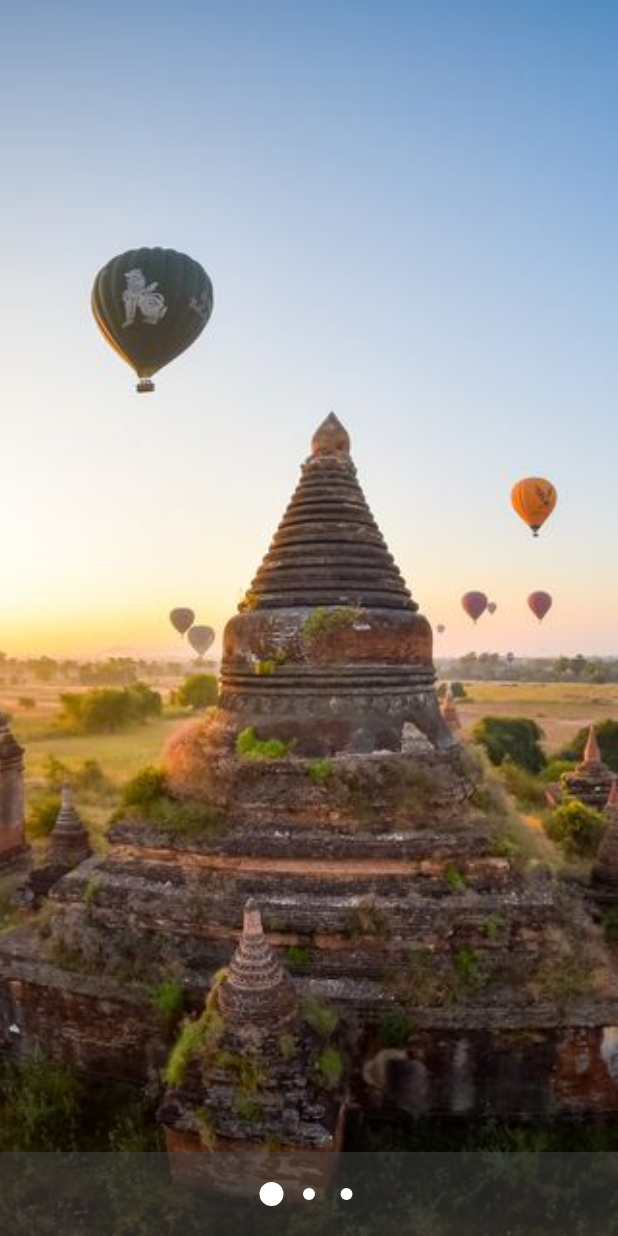
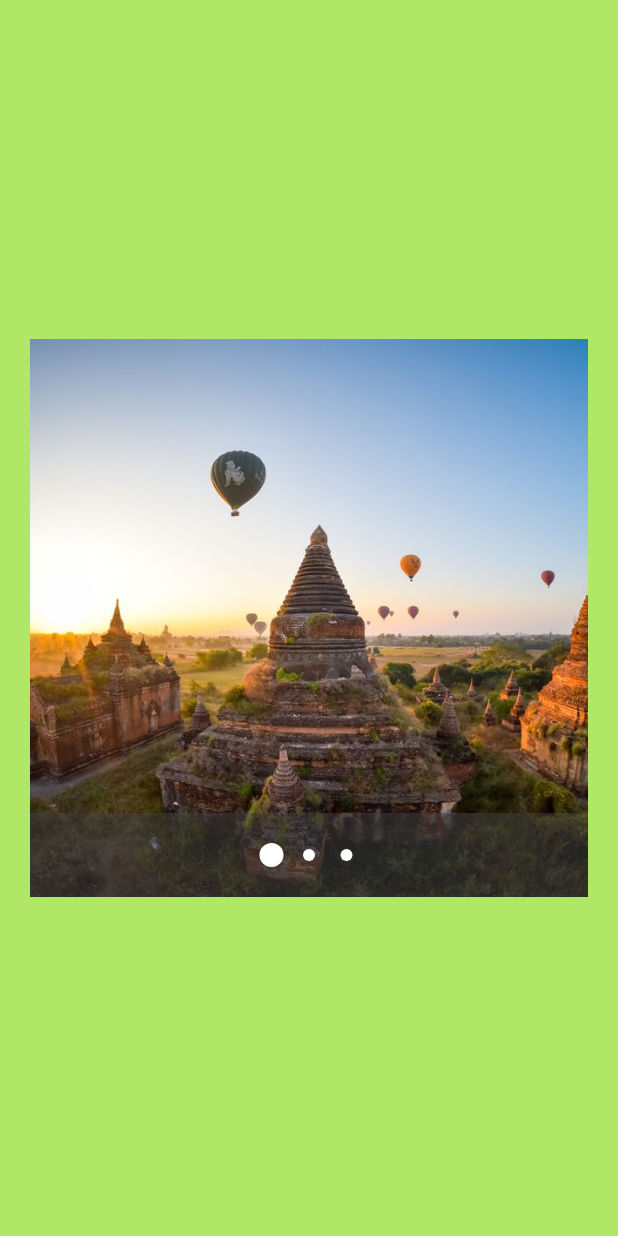
Before and after one commit to ThaeThinzar/flutter_app_study, a Flutter app: the screen it shows after launch, on a phone screen of 412 x 824 dp. Run offline on Flutter 3.47's test engine with Material 2 defaults, Android fonts, the phone set to English and light mode, and no system bars; drawn by our look-alikes of carousel_pro; our stand-ins replace carousel_slider, cloud_firestore, country_code_picker, firebase_auth, firebase_storage, flutter_local_notifications and 7 more; missing offline and left inert: github, mock_data, multi_image_picker; accounts and stored records are empty.

Commit message:
[ImageSlider_Kai] align height with screen size

```diff
--- a/lib/phone_authen/dashboard.dart
+++ b/lib/phone_authen/dashboard.dart
@@ -15,9 +15,13 @@ class _DashboardPageState extends State<DashboardPage> {
     new AssetImage('assets/images/bridge.jpg'),] ;
   @override
   Widget build(BuildContext context) {
+    double screenHeight = MediaQuery.of(context).size.height;
+    return Scaffold(
 
-    return Scaffold(
-        body: Container(
+        body: Center(
+          child: Container(
+              padding: EdgeInsets.all(20.0),
+              height: screenHeight/2,
               child: Carousel(
                 boxFit: BoxFit.cover,
                 images: imgList,
@@ -26,6 +30,7 @@ class _DashboardPageState extends State<DashboardPage> {
                   microseconds: 2000,),
 
               )
+          ),
         )
       /*Center(
             child: Colum
```
Lines whose indentation alone changed are shown as unchanged.
